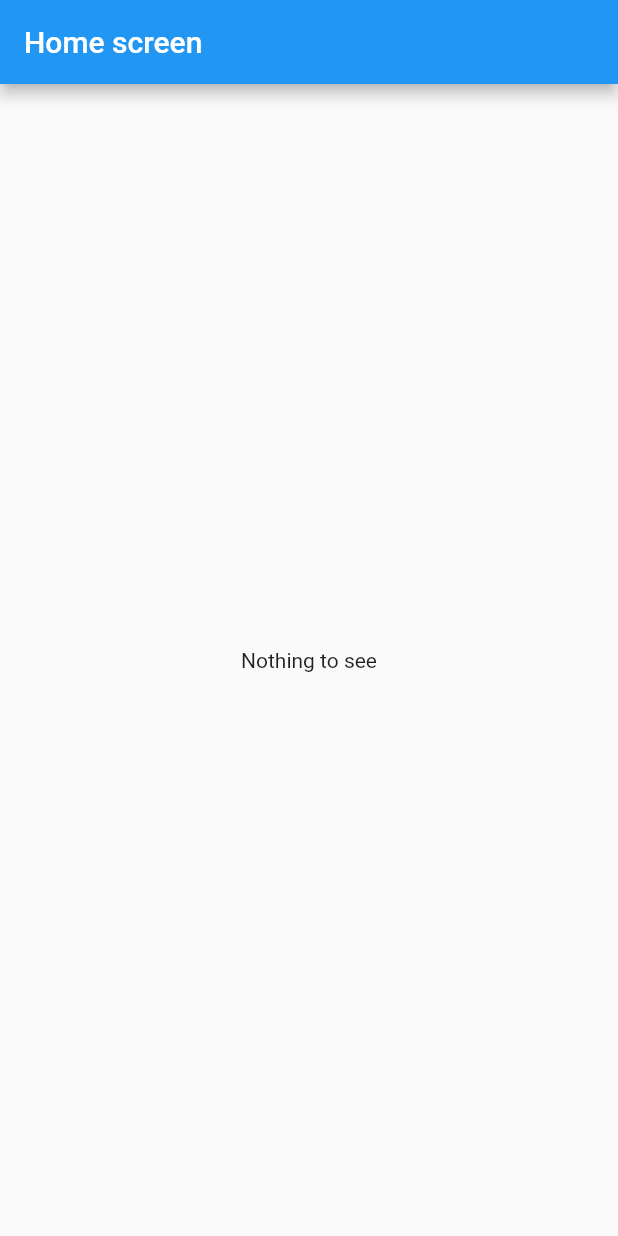
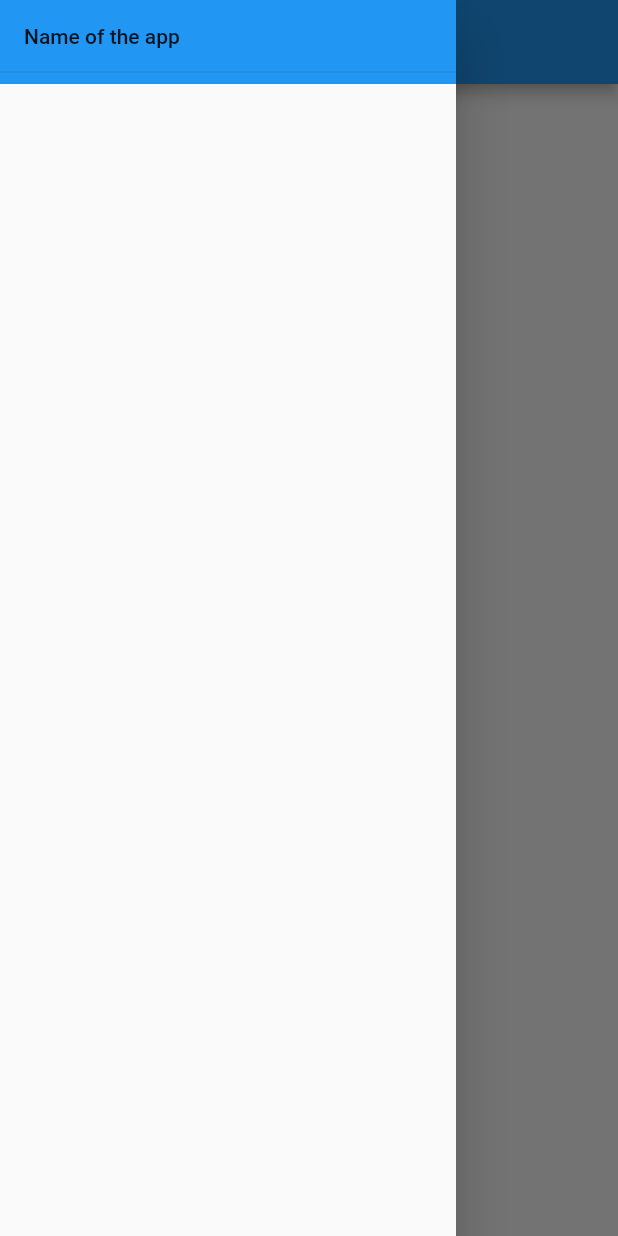
Before and after one commit to StAl3x/banner_prjct, a Flutter app: the screen it shows after launch, with the side drawer open (before the commit the screen has no drawer), on a phone screen of 412 x 824 dp. Run offline on Flutter 3.47's test engine with Material 2 defaults, Android fonts, the phone set to English and light mode, and no system bars.

Commit message:
drawer header finish

```diff
--- a/lib/screens/home_screen.dart
+++ b/lib/screens/home_screen.dart
@@ -1,12 +1,15 @@
+import 'package:banner_prjct/widgets/drawer_home.dart';
 import 'package:flutter/material.dart';
 class HomeScreen extends StatelessWidget {
   const HomeScreen({Key? key}) : super(key: key);
 
   @override
   Widget build(BuildContext context) {
+    final appBar = AppBar(title: Text("Home screen"),);
     return Scaffold(
-      appBar: AppBar(title: Text("Home screen"),),
+      appBar: appBar,
       body: Center(child: Text("Nothing to see"),),
+      drawer: DrawerHome(appBarHeight: appBar.preferredSize.height,),
     );
   }
 }
--- /dev/null
+++ b/lib/widgets/drawer_home.dart
@@ -0,0 +1,25 @@
+import 'package:flutter/material.dart';
+
+class DrawerHome extends StatelessWidget {
+  final double appBarHeight;
+
+  const DrawerHome({Key? key, required this.appBarHeight}) : super(key: key);
+
+  @override
+  Widget build(BuildContext context) {
+    return Drawer(
+      child: Column(
+        children: [
+          Container(
+            height: appBarHeight,
+            width: double.infinity,
+            color: Theme.of(context).primaryColor,
+            child: DrawerHeader(
+              child: Text("Name of the app"),
+            ),
+          )
+        ],
+      ),
+    );
+  }
+}
```
